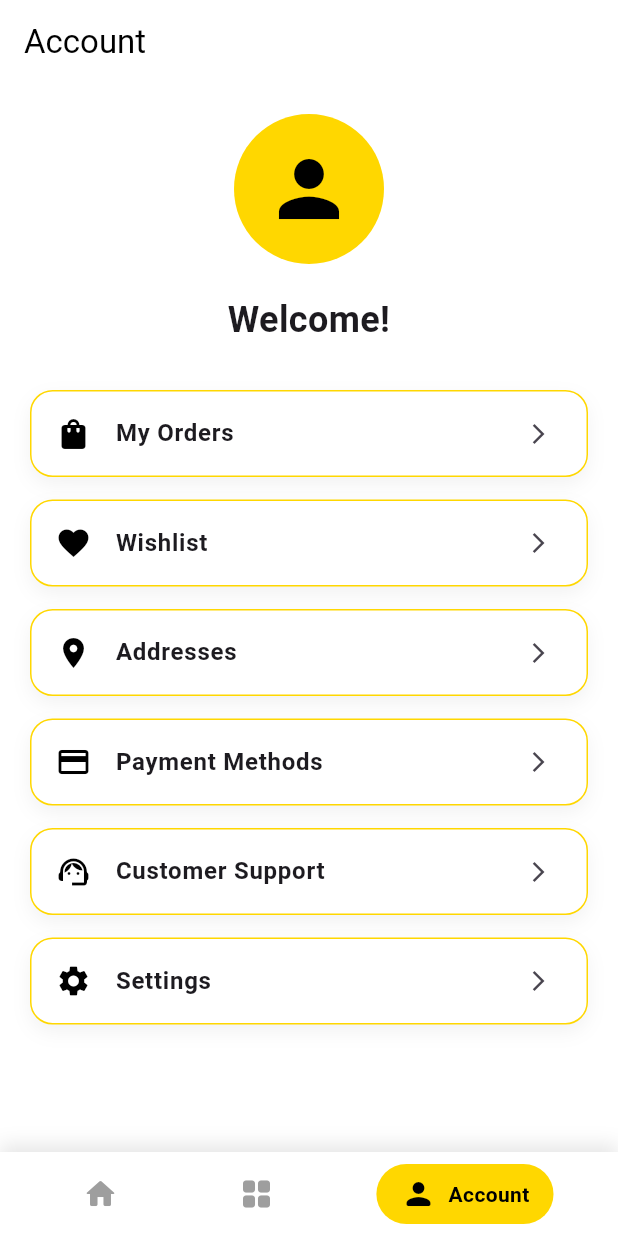
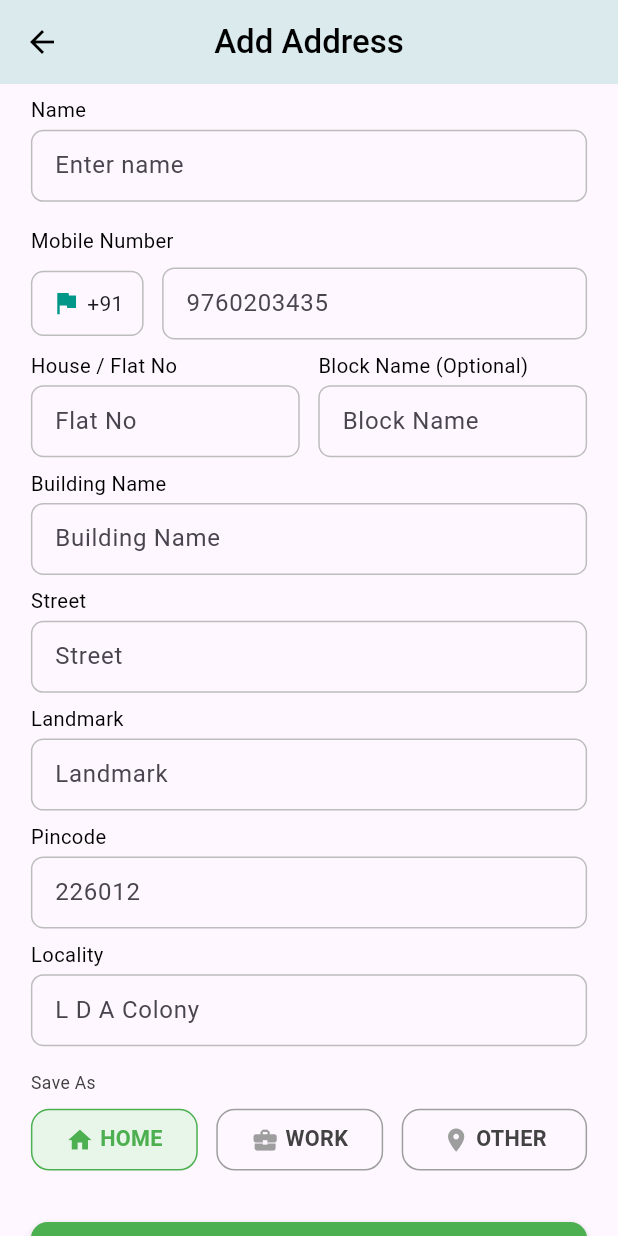
Before and after one commit to aakashmarv/cloths_e_commerce, a Flutter app: the screen it shows after launch, item 3 of the bottom bar chosen, after a tap on "Addresses", on a phone screen of 412 x 824 dp. Run offline on Flutter 3.47's test engine with Material 3 defaults, Android fonts, the phone set to English and light mode, and no system bars; our stand-ins replace carousel_slider, fluttertoast, get, sizer; network calls fail.

Commit message:
address scree add

```diff
--- /dev/null
+++ b/lib/modules/address/new_address_binding.dart
@@ -0,0 +1,9 @@
+import 'package:get/get.dart';
+import 'new_address_controller.dart';
+
+class NewAddressBinding extends Bindings {
+  @override
+  void dependencies() {
+    Get.put(NewAddressController());
+  }
+}
--- /dev/null
+++ b/lib/modules/address/new_address_controller.dart
@@ -0,0 +1,57 @@
+import 'package:flutter/material.dart';
+import 'package:get/get.dart';
+
+class NewAddressController extends GetxController {
+  // Form Key
+  final formKey = GlobalKey<FormState>();
+
+  // Text Controllers
+  final nameController = TextEditingController();
+  final mobileController = TextEditingController();
+  final houseController = TextEditingController();
+  final blockController = TextEditingController();
+  final buildingController = TextEditingController();
+  final streetController = TextEditingController();
+  final landmarkController = TextEditingController();
+  final pincodeController = TextEditingController();
+  final localityController = TextEditingController();
+
+  // State
+  RxString selectedTag = "HOME".obs;
+  RxBool isEditMode = false.obs;
+
+  @override
+  void onClose() {
+    nameController.dispose();
+    mobileController.dispose();
+    houseController.dispose();
+    blockController.dispose();
+    buildingController.dispose();
+    streetController.dispose();
+    landmarkController.dispose();
+    pincodeController.dispose();
+    localityController.dispose();
+    super.onClose();
+  }
+
+  void setTag(String tag) {
+    selectedTag.value = tag;
+  }
+
+  void onSavePressed() {
+    if (!formKey.currentState!.validate()) return;
+
+    Get.snackbar(
+      "Success",
+      isEditMode.value ? "Address Updated!" : "Address Saved!",
+      snackPosition: SnackPosition.BOTTOM,
+      backgroundColor: Colors.green,
+      colorText: Colors.white,
+      duration: const Duration(seconds: 2),
+    );
+
+    Future.delayed(const Duration(seconds: 2), () {
+      Get.back();
+    });
+  }
+}
--- /dev/null
+++ b/lib/modules/address/new_address_view.dart
@@ -0,0 +1,299 @@
+import 'package:flutter/material.dart';
+import 'package:get/get.dart';
+import 'package:sizer/sizer.dart';
+import 'new_address_controller.dart';
+
+class NewAddressView extends StatefulWidget {
+  const NewAddressView({super.key});
+
+  @override
+  State<NewAddressView> createState() => _NewAddressViewState();
+}
+
+class _NewAddressViewState extends State<NewAddressView> {
+  final controller = Get.find<NewAddressController>();
+
+  @override
+  Widget build(BuildContext context) {
+    final size = MediaQuery.sizeOf(context);
+    final width = size.width;
+    final height = size.height;
+
+    return Scaffold(
+      appBar: AppBar(
+        backgroundColor: Colors.teal.shade50,
+        elevation: 1,
+        centerTitle: true,
+        title: Obx(() => Text(
+          controller.isEditMode.value ? "Edit Address" : "Add Address",
+          style: const TextStyle(
+            color: Colors.black,
+            fontWeight: FontWeight.w500,
+          ),
+        )),
+        iconTheme: const IconThemeData(color: Colors.black),
+      ),
+
+      body: Form(
+        key: controller.formKey,
+        child: ListView(
+          padding: EdgeInsets.symmetric(horizontal: width * 0.05),
+          children: [
+            _buildTextField("Name", "Enter name", controller.nameController,
+                validator: (v) => v!.isEmpty ? "Name is required" : null),
+
+            _buildMobileField(width, height),
+
+            Row(
+              children: [
+                Expanded(
+                  child: _buildTextField(
+                    "House / Flat No",
+                    "Flat No",
+                    controller.houseController,
+                    validator: (v) => v!.isEmpty ? "Required" : null,
+                  ),
+                ),
+                SizedBox(width: width * 0.03),
+                Expanded(
+                  child: _buildTextField(
+                    "Block Name (Optional)",
+                    "Block Name",
+                    controller.blockController,
+                  ),
+                ),
+              ],
+            ),
+
+            _buildTextField("Building Name", "Building Name",
+                controller.buildingController,
+                validator: (v) => v!.isEmpty ? "Required" : null),
+
+            _buildTextField("Street", "Street", controller.streetController,
+                validator: (v) => v!.isEmpty ? "Required" : null),
+
+            _buildTextField("Landmark", "Landmark", controller.landmarkController),
+
+            _buildTextField(
+              "Pincode",
+              "226012",
+              controller.pincodeController,
+              keyboardType: TextInputType.number,
+              maxLength: 6,
+              validator: (v) {
+                if (v!.isEmpty) return "Required";
+                if (v.length != 6) return "Enter valid 6-digit pincode";
+                return null;
+              },
+            ),
+
+            _buildTextField("Locality", "L D A Colony",
+                controller.localityController,
+                validator: (v) => v!.isEmpty ? "Required" : null),
+
+            SizedBox(height: height * 0.02),
+
+            Text("Save As",
+                style: TextStyle(fontSize: 14.sp, color: Colors.grey[800])),
+
+            SizedBox(height: height * 0.01),
+
+            Row(
+              children: ["HOME", "WORK", "OTHER"].map((tag) {
+                return Obx(() {
+                  final isSelected = controller.selectedTag.value == tag;
+                  IconData icon = tag == "HOME"
+                      ? Icons.home
+                      : tag == "WORK"
+                      ? Icons.business_center
+                      : Icons.location_on;
+
+                  return Expanded(
+                    child: InkWell(
+                      borderRadius: BorderRadius.circular(width * 0.03),
+                      onTap: () => controller.setTag(tag),
+                      child: Container(
+                        height: height * 0.05,
+                        margin: EdgeInsets.only(
+                            right: tag != "OTHER" ? width * 0.03 : 0),
+                        decoration: BoxDecoration(
+                          borderRadius: BorderRadius.circular(width * 0.03),
+                          border: Border.all(
+                            color: isSelected ? Colors.green : Colors.grey,
+                            width: 1,
+                          ),
+                          color: isSelected
+                              ? Colors.green.shade50
+                              : Colors.transparent,
+                        ),
+                        child: Row(
+                          mainAxisAlignment: MainAxisAlignment.center,
+                          children: [
+                            Icon(icon,
+                                size: width * 0.045,
+                                color: isSelected
+                                    ? Colors.green
+                                    : Colors.grey),
+                            SizedBox(width: width * 0.01),
+                            Text(
+                              tag,
+                              style: TextStyle(
+                                fontSize: width * 0.035,
+                                fontWeight: FontWeight.w600,
+                                color: isSelected
+                                    ? Colors.green
+                                    : Colors.grey[800],
+                              ),
+                            ),
+                          ],
+                        ),
+                      ),
+                    ),
+                  );
+                });
+              }).toList(),
+            ),
+
+            SizedBox(height: width * 0.08),
+
+            SafeArea(
+              minimum: EdgeInsets.only(
+                bottom: MediaQuery.of(context).viewPadding.bottom + 12,
+              ),
+              child: Obx(() => ElevatedButton(
+                onPressed: controller.onSavePressed,
+                style: ElevatedButton.styleFrom(
+                  backgroundColor: Colors.green,
+                  foregroundColor: Colors.white,
+                  minimumSize: Size(double.infinity, height * 0.055),
+                  shape: RoundedRectangleBorder(
+                    borderRadius: BorderRadius.circular(width * 0.027),
+                  ),
+                  elevation: 3,
+                ),
+                child: Text(
+                  controller.isEditMode.value
+                      ? "Update Address"
+                      : "Save Address",
+                  style: const TextStyle(
+                    fontSize: 16,
+                    fontWeight: FontWeight.w600,
+                  ),
+                ),
+              )),
+            ),
+
+            SizedBox(height: height * 0.03),
+          ],
+        ),
+      ),
+    );
+  }
+
+  // ---------------------------  UI widgets  --------------------------
+
+  Widget _buildTextField(
+      String label,
+      String hint,
+      TextEditingController controller, {
+        String? Function(String?)? validator,
+        TextInputType? keyboardType,
+        int? maxLength,
+      }) {
+    final size = MediaQuery.sizeOf(context);
+    return Padding(
+      padding: EdgeInsets.only(top: size.height * 0.01),
+      child: Column(
+        crossAxisAlignment: CrossAxisAlignment.start,
+        children: [
+          Text(label, style: TextStyle(fontSize: 15.sp, color: Colors.black)),
+          SizedBox(height: size.height * 0.004),
+          TextFormField(
+            controller: controller,
+            validator: validator,
+            keyboardType: keyboardType,
+            textInputAction: TextInputAction.next,
+            maxLines: 1,
+            maxLength: maxLength,
+            decoration: InputDecoration(
+              isDense: true,
+              hintText: hint,
+              counterText: maxLength != null ? "" : null,
+              enabledBorder: OutlineInputBorder(
+                borderRadius: BorderRadius.circular(size.width * 0.02),
+                borderSide: BorderSide(color: Colors.grey.shade400),
+              ),
+              focusedBorder: OutlineInputBorder(
+                borderRadius: BorderRadius.circular(size.width * 0.02),
+                borderSide:
+                const BorderSide(color: Colors.teal, width: 1.5),
+              ),
+            ),
+          ),
+        ],
+      ),
+    );
+  }
+
+  Widget _buildMobileField(double width, double height) {
+    final controller = Get.find<NewAddressController>();
+
+    return Padding(
+      padding: EdgeInsets.only(top: height * 0.02),
+      child: Column(
+        crossAxisAlignment: CrossAxisAlignment.start,
+        children: [
+          Text("Mobile Number",
+              style: TextStyle(fontSize: 15.sp, color: Colors.black)),
+          SizedBox(height: height * 0.01),
+
+          Row(
+            children: [
+              Container(
+                padding: EdgeInsets.symmetric(
+                    horizontal: width * 0.03, vertical: height * 0.013),
+                decoration: BoxDecoration(
+                  border: Border.all(color: Colors.grey.shade400),
+                  borderRadius: BorderRadius.circular(width * 0.02),
+                ),
+                child: const Row(
+                  children: [
+                    Icon(Icons.flag, color: Colors.teal, size: 20),
+                    SizedBox(width: 4),
+                    Text("+91"),
+                  ],
+                ),
+              ),
+
+              SizedBox(width: width * 0.03),
+
+              Expanded(
+                child: TextFormField(
+                  controller: controller.mobileController,
+                  maxLength: 10,
+                  keyboardType: TextInputType.phone,
+                  validator: (v) {
+                    if (v == null || v.isEmpty) return "Mobile number required";
+                    if (v.length != 10) return "Enter valid 10-digit number";
+                    return null;
+                  },
+                  textInputAction: TextInputAction.next,
+                  decoration: InputDecoration(
+                    hintText: "9760203435",
+                    counterText: "",
+                    isDense: true,
+                    enabledBorder: OutlineInputBorder(
+                      borderRadius: BorderRadius.circular(width * 0.02),
+                      borderSide:
+                      BorderSide(color: Colors.grey.shade400, width: 1),
+                    ),
+                  ),
+                ),
+              ),
+            ],
+          ),
+        ],
+      ),
+    );
+  }
+}
--- a/lib/modules/profile/account_screen.dart
+++ b/lib/modules/profile/account_screen.dart
@@ -1,5 +1,9 @@
 import 'package:cloth_e_commerce/constants/app_colors.dart';
 import 'package:flutter/material.dart';
+import 'package:get/get_core/src/get_main.dart';
+import 'package:get/get_navigation/src/extension_navigation.dart';
+
+import '../../roots/app_routes.dart';
 
 class AccountScreen extends StatelessWidget {
   const AccountScreen({super.key});
@@ -30,7 +34,9 @@ class AccountScreen extends StatelessWidget {
           const SizedBox(height: 30),
           _buildMenuItem(Icons.shopping_bag, 'My Orders'),
           _buildMenuItem(Icons.favorite, 'Wishlist'),
-          _buildMenuItem(Icons.location_on, 'Addresses'),
+          _buildMenuItem(Icons.location_on, 'Addresses', onTap: () {
+            Get.toNamed(AppRoutes.newAddressScreen);
+          }),
           _buildMenuItem(Icons.payment, 'Payment Methods'),
           _buildMenuItem(Icons.support_agent, 'Customer Support'),
           _buildMenuItem(Icons.settings, 'Settings'),
@@ -39,14 +45,13 @@ class AccountScreen extends StatelessWidget {
     );
   }
 
-  Widget _buildMenuItem(IconData icon, String title) {
+  Widget _buildMenuItem(IconData icon, String title, {VoidCallback? onTap}) {
     return Container(
       margin: const EdgeInsets.only(bottom: 15),
       decoration: BoxDecoration(
         color: Colors.white,
         borderRadius: BorderRadius.circular(15),
         border: Border.all(color: AppColors.primary),
-
         boxShadow: [
           BoxShadow(
             color: Colors.black.withOpacity(0.05),
@@ -59,8 +64,9 @@ class AccountScreen extends StatelessWidget {
         leading: Icon(icon, color: Colors.black),
         title: Text(title, style: const TextStyle(fontWeight: FontWeight.w600)),
         trailing: const Icon(Icons.arrow_forward_ios, size: 16),
-        onTap: () {},
+        onTap: onTap,
       ),
     );
   }
+
 }
--- a/lib/roots/app_routes.dart
+++ b/lib/roots/app_routes.dart
@@ -1,3 +1,5 @@
+import 'package:cloth_e_commerce/modules/address/new_address_binding.dart';
+import 'package:cloth_e_commerce/modules/address/new_address_view.dart';
 import 'package:cloth_e_commerce/modules/cart/cart_view.dart';
 import 'package:cloth_e_commerce/modules/category/category_binding.dart';
 import 'package:cloth_e_commerce/modules/dashboard/dashboard_binding.dart';
@@ -13,6 +15,7 @@ class AppRoutes {
   static const catogery = '/category';
   static const productDetailScreen = '/prdouctDetailScreen';
   static const  cartScreen = '/cartScreen';
+  static const  newAddressScreen = '/newAddressScreen';
 
   static const _defaultTransition = Transition.cupertino;
   static const _transitionDuration = Duration(milliseconds: 500);
@@ -35,6 +38,7 @@ class AppRoutes {
     return [
       _buildPage(name: splash, page: () => const SplashView(),binding: SplashBinding(),),
       _buildPage(name: dashboard, page: () =>  DashboardView(), binding: DashboardBinding()),
+      _buildPage(name: newAddressScreen, page: () =>  NewAddressView(), binding: NewAddressBinding()),
       _buildPage(name: catogery, page: () =>  CategoriesView()),
       _buildPage(name: productDetailScreen, page: () =>  ProductDetailsView()),
       _buildPage(name: cartScreen, page: () =>  CartView()),
@@ -42,4 +46,3 @@ class AppRoutes {
     ];
   }
 }
-// , binding: CategoriesBinding()
```
